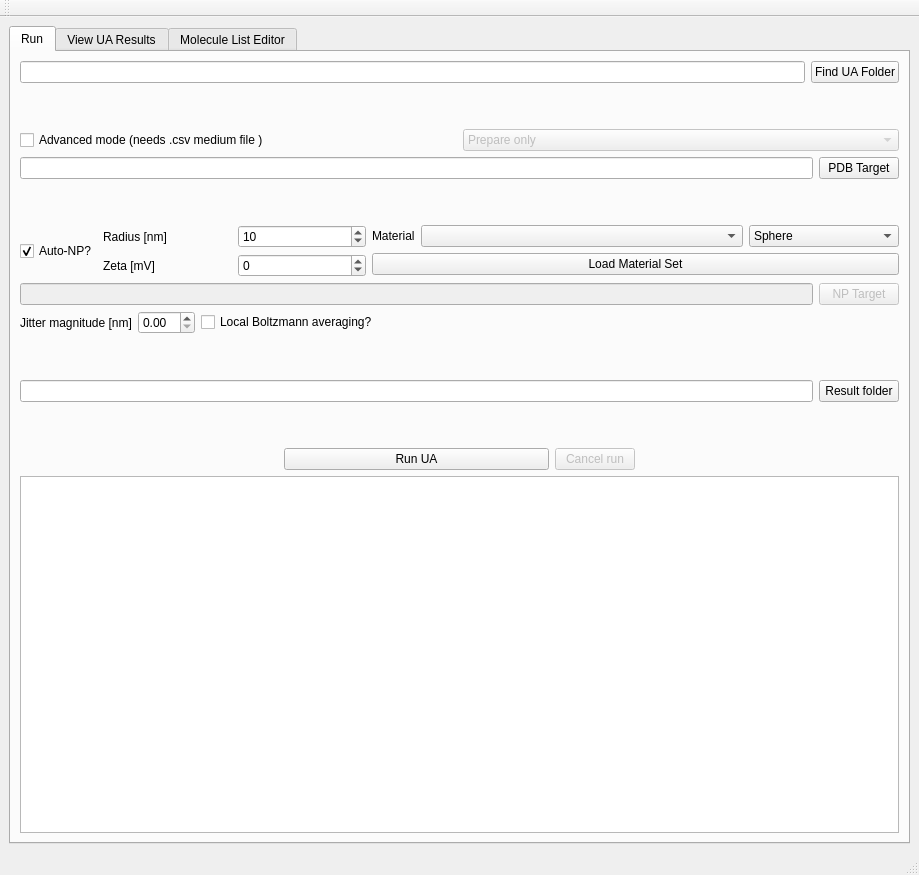
Above: NPCoronaPredict-GUI/src/mainwindow.ui from ucd-softmatterlab/NPCoronaPredict before the change. Below: the same form after it.
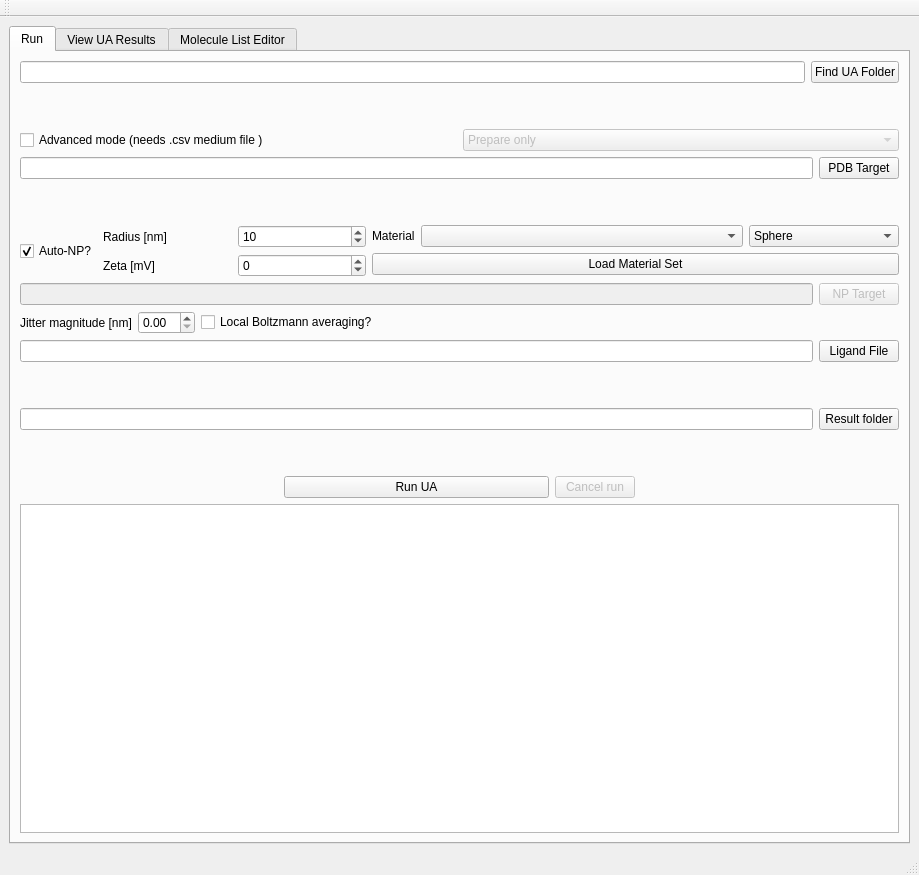
That is the form after the change.

Commit message: [UPDATE] NPCP-GUI with ligands; fix for RunUA for PMFP non-standard beads

What changed in the file:
```diff
--- a/NPCoronaPredict-GUI/src/mainwindow.ui
+++ b/NPCoronaPredict-GUI/src/mainwindow.ui
@@ -330,6 +330,20 @@
               </item>
              </layout>
             </item>
+            <item>
+             <layout class="QHBoxLayout" name="horizontalLayout_21">
+              <item>
+               <widget class="QLineEdit" name="ligandFileLine"/>
+              </item>
+              <item>
+               <widget class="QPushButton" name="ligandFileButton">
+                <property name="text">
+                 <string>Ligand File</string>
+                </property>
+               </widget>
+              </item>
+             </layout>
+            </item>
             <item>
              <spacer name="verticalSpacer_3">
               <property name="orientation">
```
Left out of the diff: 2 changed lines with no effect on the pictures. The commit also changes 4 other files.
